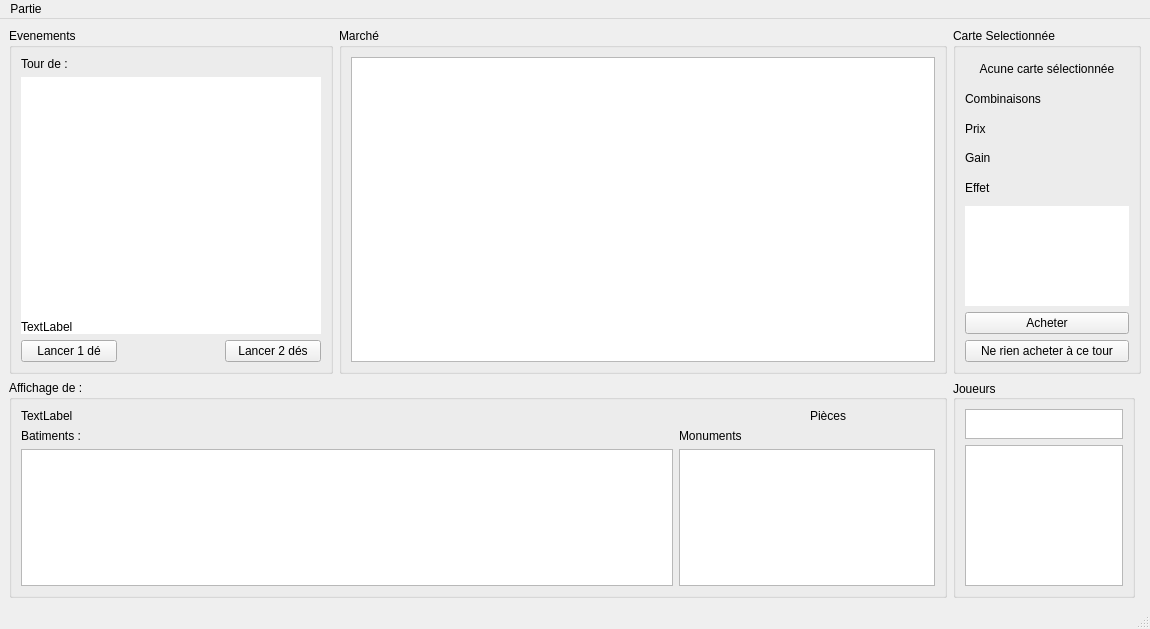
Above: gui/src/windowjeu.ui from LLrnz/Machi-Koro-Boardgame-Adaptation before the change. Below: the same form after it.
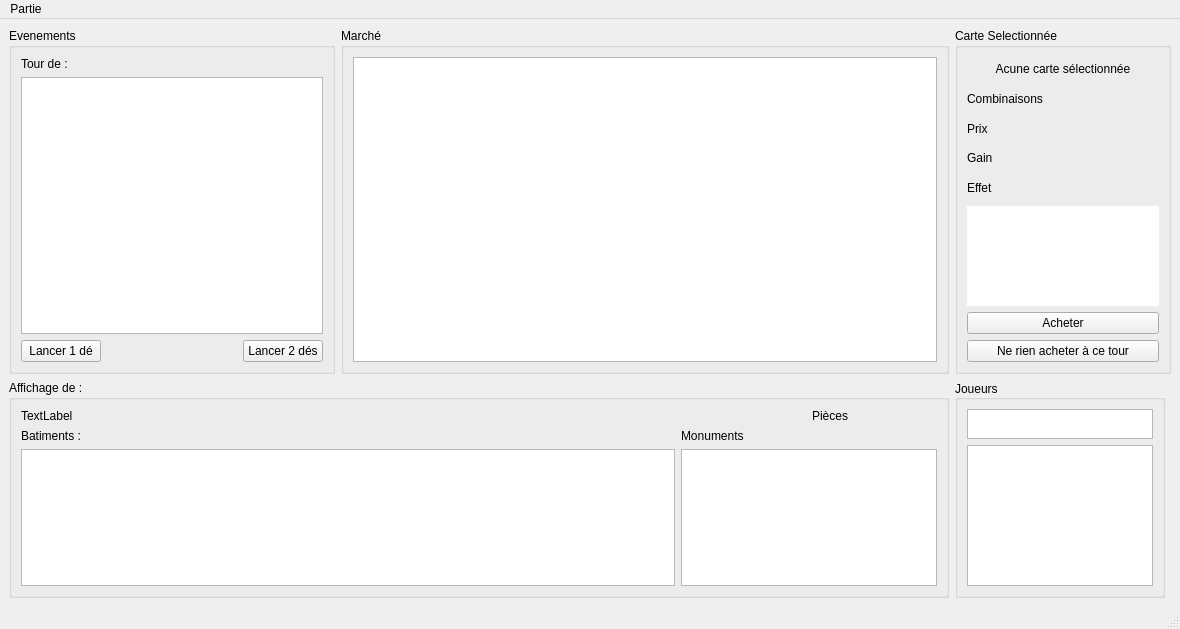
That is the form after the change.

What changed in the file:
```diff
--- a/gui/src/windowjeu.ui
+++ b/gui/src/windowjeu.ui
@@ -6,7 +6,7 @@
    <rect>
     <x>0</x>
     <y>0</y>
-    <width>1150</width>
+    <width>1180</width>
     <height>629</height>
    </rect>
   </property>
@@ -241,46 +241,7 @@
       </property>
       <layout class="QGridLayout" name="gridLayout_19">
        <item row="3" column="0">
-        <layout class="QGridLayout" name="gridLayout_14" rowstretch="0,50,0">
-         <item row="2" column="0">
-          <widget class="QPushButton" name="pb1de">
-           <property name="text">
-            <string>Lancer 1 dé</string>
-           </property>
-          </widget>
-         </item>
-         <item row="1" column="0" colspan="3">
-          <widget class="QLabel" name="texteConsole">
-           <property name="minimumSize">
-            <size>
-             <width>300</width>
-             <height>0</height>
-            </size>
-           </property>
-           <property name="maximumSize">
-            <size>
-             <width>16777215</width>
-             <height>16777215</height>
-            </size>
-           </property>
-           <property name="styleSheet">
-            <string notr="true">background-color : rgb(255, 255, 255);
-color : rgb(0,0,0)</string>
-           </property>
-           <property name="text">
-            <string>TextLabel</string>
-           </property>
-           <property name="textFormat">
-            <enum>Qt::RichText</enum>
-           </property>
-           <property name="alignment">
-            <set>Qt::AlignBottom|Qt::AlignLeading|Qt::AlignLeft</set>
-           </property>
-           <property name="wordWrap">
-            <bool>true</bool>
-           </property>
-          </widget>
-         </item>
+        <layout class="QGridLayout" name="gridLayout_14" rowstretch="0,0,0">
          <item row="0" column="0">
           <widget class="QLabel" name="label">
            <property name="text">
@@ -288,13 +249,6 @@
            </property>
           </widget>
          </item>
-         <item row="0" column="1" colspan="2">
-          <widget class="QLabel" name="tJoueurActif">
-           <property name="text">
-            <string/>
-           </property>
-          </widget>
-         </item>
          <item row="2" column="2">
           <widget class="QPushButton" name="pb2de">
            <property name="text">
@@ -302,6 +256,36 @@
            </property>
           </widget>
          </item>
+         <item row="2" column="0">
+          <widget class="QPushButton" name="pb1de">
+           <property name="text">
+            <string>Lancer 1 dé</string>
+           </property>
+          </widget>
+         </item>
+         <item row="0" column="1" colspan="2">
+          <widget class="QLabel" name="tJoueurActif">
+           <property name="text">
+            <string/>
+           </property>
+          </widget>
+         </item>
+         <item row="1" column="0" colspan="3">
+          <widget class="QTextBrowser" name="texteConsole"/>
+         </item>
+         <item row="2" column="1">
+          <spacer name="horizontalSpacer">
+           <property name="orientation">
+            <enum>Qt::Horizontal</enum>
+           </property>
+           <property name="sizeHint" stdset="0">
+            <size>
+             <width>200</width>
+             <height>20</height>
+            </size>
+           </property>
+          </spacer>
+         </item>
         </layout>
        </item>
       </layout>
@@ -314,7 +298,7 @@
     <rect>
      <x>0</x>
      <y>0</y>
-     <width>1150</width>
+     <width>1180</width>
      <height>25</height>
     </rect>
    </property>
```
Left out of the diff: 24 changed lines with no effect on the pictures.
